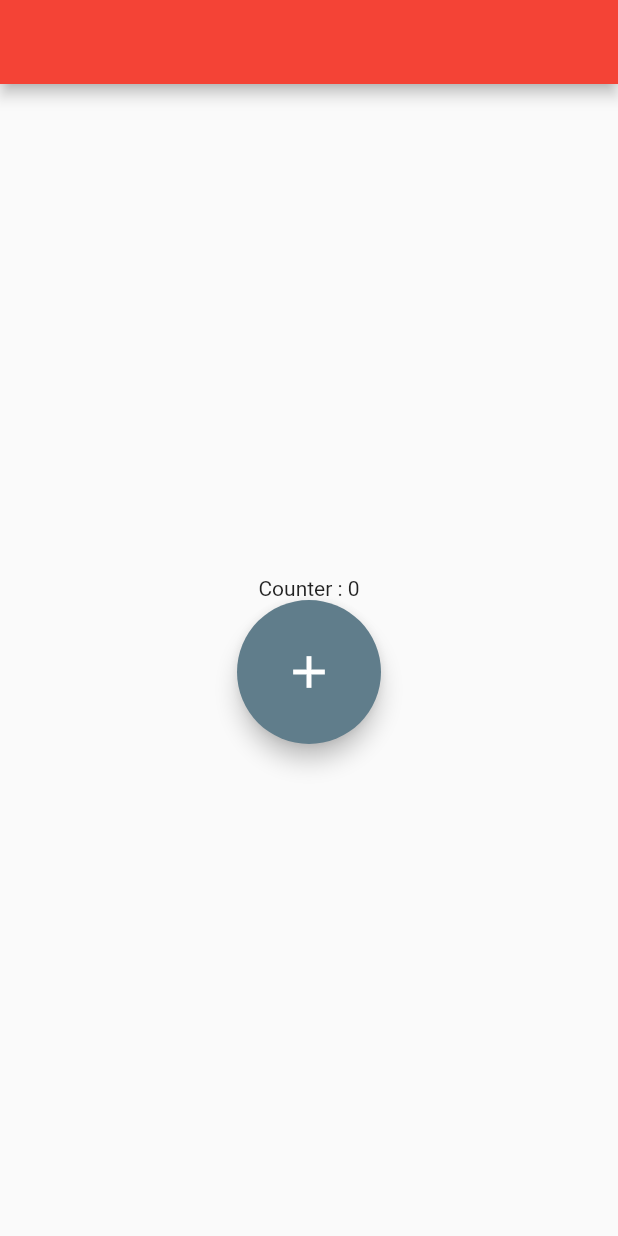
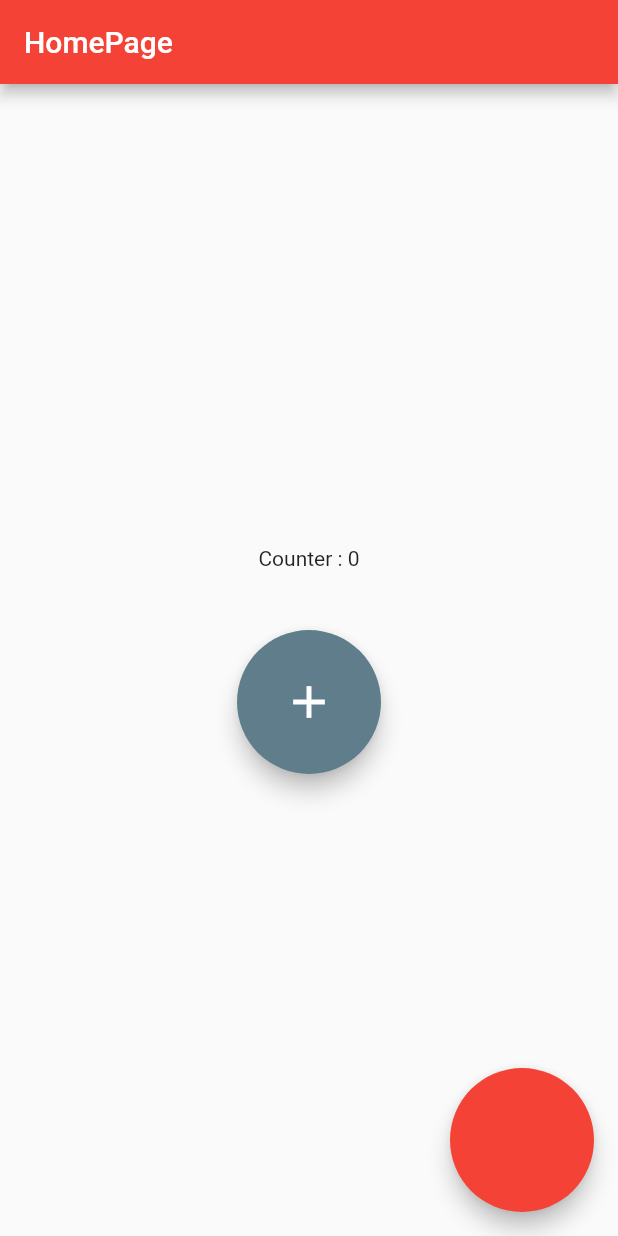
Before and after one commit to gerssivaldosantos/curso_flutterando, a Flutter app: the screen it shows after launch, on a phone screen of 412 x 824 dp. Run offline on Flutter 3.47's test engine with Material 2 defaults, Android fonts, the phone set to English and light mode, and no system bars.

Commit message:
new button and padding in center text

```diff
--- a/lib/home_page.dart
+++ b/lib/home_page.dart
@@ -15,12 +15,19 @@ class HomePageState extends State<HomePage> {
   @override
   Widget build(BuildContext context) {
     return Scaffold(
-      appBar: AppBar(),
+      floatingActionButton: FloatingActionButton.large(onPressed: () {
+        setState(() {
+          counter--;
+        });
+      }),
+      appBar: AppBar(title: const Text("HomePage")),
       body: Center(
         child: Column(
           mainAxisAlignment: MainAxisAlignment.center,
           children: [
-            GestureDetector(
+            Padding(
+              padding: const EdgeInsets.fromLTRB(0.0, 0.0, 0.0, 40.0),
+              child: GestureDetector(
                   child: Text(
                     "Counter : $counter",
                   ),
@@ -29,6 +36,7 @@ class HomePageState extends State<HomePage> {
                       counter++;
                     });
                   }),
+            ),
             FloatingActionButton.large(
                 child: const Icon(Icons.add),
                 backgroundColor: Colors.blueGrey,
```
Lines whose indentation alone changed are shown as unchanged.
